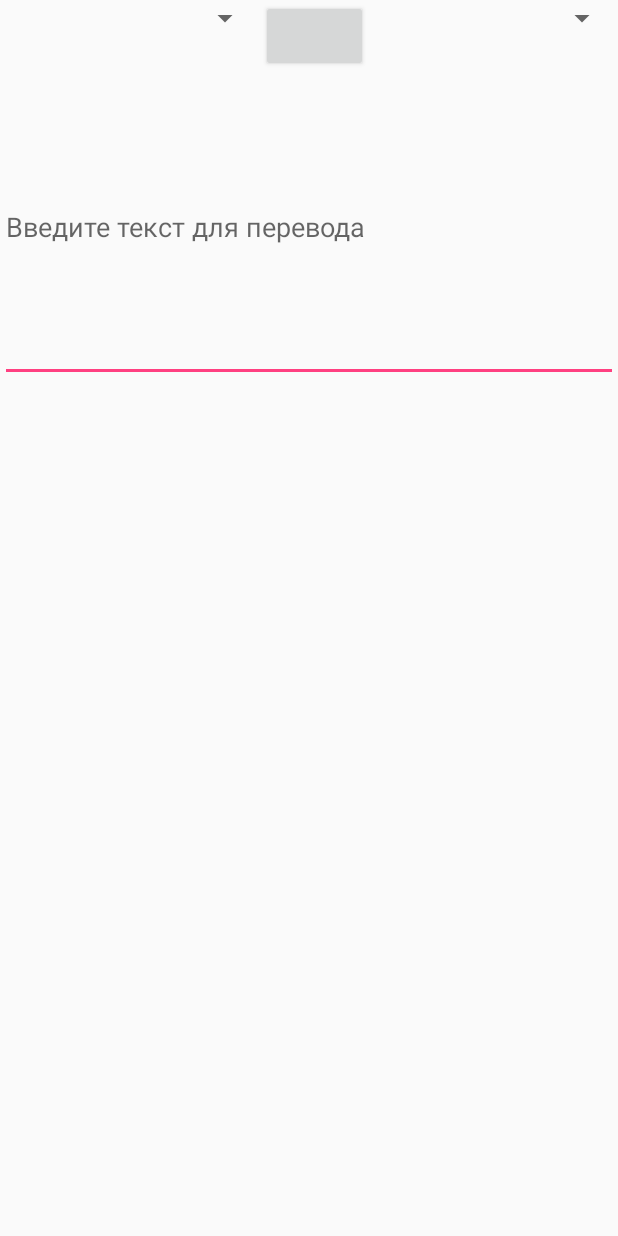
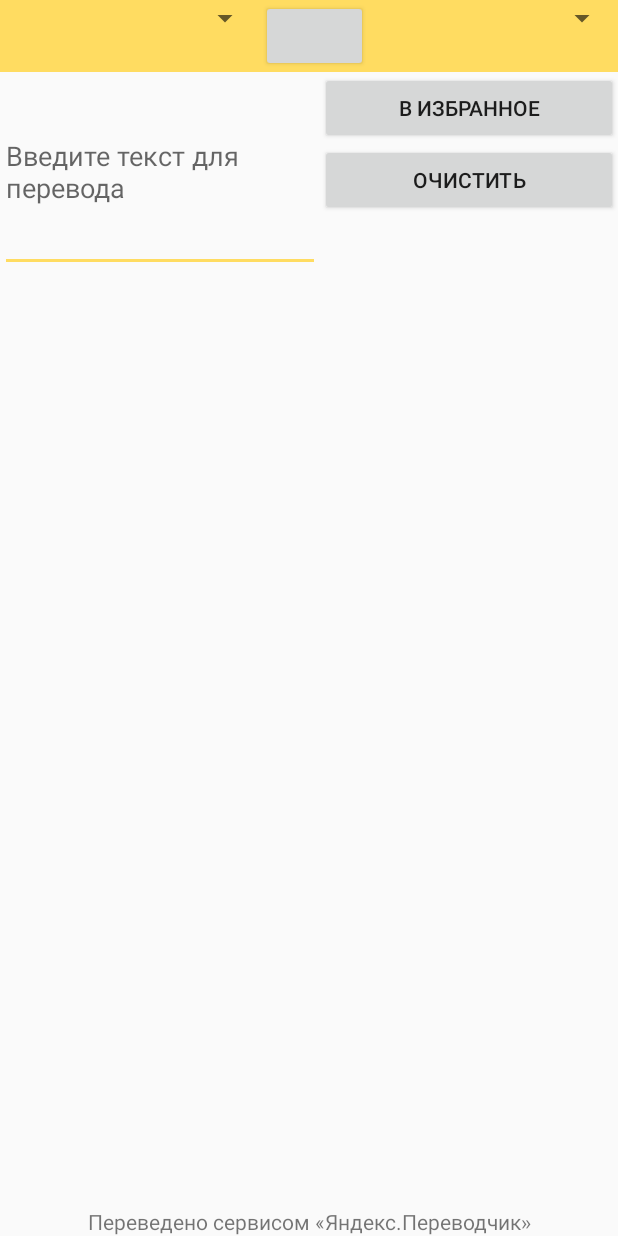
Before and after one commit to arthur-barsegyan/YaTranslator, an Android app: the layout fragment_translator.xml on its own in the app's theme, with its tools: preview values and no code run, on a phone screen of 412 x 824 dp. Run offline under Robolectric (Android 15) with nearby library versions, the phone set to English and light mode, and no system bars.

Commit message:
Added favorite traslations fragment
Also refactored the code and changed interface

```diff
--- a/app/src/main/AndroidManifest.xml
+++ b/app/src/main/AndroidManifest.xml
@@ -8,7 +8,7 @@
         android:label="@string/app_name"
         android:roundIcon="@mipmap/ic_launcher_round"
         android:supportsRtl="true"
-        android:theme="@style/AppTheme">
+        android:theme="@style/AppTheme.NoActionBar">
         <activity
             android:name=".view.MainActivity"
             android:label="@string/app_name">
--- a/app/src/main/java/ru/nsu/arturbarsegyan/yatranslator/model/Model.java
+++ b/app/src/main/java/ru/nsu/arturbarsegyan/yatranslator/model/Model.java
@@ -4,6 +4,7 @@ import java.util.ArrayList;
 import java.util.List;
 
 import ru.nsu.arturbarsegyan.yatranslator.Observable;
+import ru.nsu.arturbarsegyan.yatranslator.TranslationData;
 
 
 public interface Model extends Observable {
@@ -18,6 +19,8 @@ public interface Model extends Observable {
 
     void swapTranslationLanguages();
 
+    boolean addFavoriteTranslation(String favoriteTranslation);
+    ArrayList<TranslationData> getFavoriteTranslations();
 // Observer при обновлении должен обновлять сразу все данные или можно разделять наблюдателей по категориям?
 // В данном случае наверное проще было бы обновлять все данные в наблюдателе сразу (сразу менять данные в GUI)
 }
--- a/app/src/main/java/ru/nsu/arturbarsegyan/yatranslator/view/View.java
+++ b/app/src/main/java/ru/nsu/arturbarsegyan/yatranslator/view/View.java
@@ -12,4 +12,6 @@ public interface View {
     void setDestinationLanguage(String destination);
 
     void setPresenter(Presenter presenter);
+
+    void showSaveErrorMessage(String errorMsg);
 }
--- a/app/src/main/res/layout/fragment_translator.xml
+++ b/app/src/main/res/layout/fragment_translator.xml
@@ -14,13 +14,15 @@
         <LinearLayout
             android:layout_width="wrap_content"
             android:layout_height="wrap_content"
+            android:background="@color/defaultYandexColor"
             android:orientation="horizontal">
 
             <Spinner
                 android:id="@+id/srcLanguage"
                 android:layout_width="190dp"
                 android:layout_height="wrap_content"
-                android:layout_weight="1" />
+                android:layout_weight="1"
+                android:spinnerMode="dialog" />
 
             <Button
                 android:id="@+id/changeDirections"
@@ -30,6 +32,7 @@
 
             <Spinner
                 android:id="@+id/dstLanguage"
+                android:spinnerMode="dialog"
                 android:layout_width="183dp"
                 android:layout_height="wrap_content"
                 android:layout_weight="1" />
@@ -41,23 +44,62 @@
             android:layout_height="match_parent"
             android:orientation="vertical">
 
+            <RelativeLayout
+                android:id="@+id/mainRelativeLayout"
+                android:layout_width="match_parent"
+                android:layout_height="wrap_content"
+                android:layout_weight="0.01">
+
                 <EditText
                     android:id="@+id/userInputArea"
+                    android:layout_width="wrap_content"
+                    android:layout_height="60pt"
+                    android:layout_weight="1"
+                    android:backgroundTint="@color/defaultYandexColor"
+                    android:ems="10"
+                    android:hint="@string/translation_input_area_hint"
+                    android:imeOptions="actionSend"
+                    android:inputType="textMultiLine|textCapSentences"
+                    android:scrollbars="vertical"
+                    android:text="" />
+
+                <Button
+                    android:id="@+id/favoriteTranslation"
+                    android:layout_width="wrap_content"
+                    android:layout_height="wrap_content"
+                    android:layout_alignParentRight="true"
+                    android:layout_toRightOf="@id/userInputArea"
+                    android:text="В избранное" />
+
+                <Button
+                    android:id="@+id/clearInput"
+                    android:layout_width="wrap_content"
+                    android:layout_height="wrap_content"
+                    android:layout_alignParentRight="true"
+                    android:layout_below="@id/favoriteTranslation"
+                    android:layout_toRightOf="@id/userInputArea"
+                    android:layout_weight="1"
+                    android:text="Очистить" />
+
+                <TextView
+                    android:id="@+id/usageTextView"
                     android:layout_width="match_parent"
-                android:layout_height="91dp"
-                android:layout_weight="0.21"
-                android:ems="10"
-                android:inputType="textPersonName"
-                android:hint="@string/translation_input_area_hint"
-                android:text="" />
+                    android:layout_height="wrap_content"
+                    android:layout_alignParentBottom="true"
+                    android:text="@string/usage_text"
+                    android:textAlignment="center" />
 
                 <TextView
                     android:id="@+id/translationView"
                     android:layout_width="match_parent"
                     android:layout_height="wrap_content"
-                android:layout_weight="1"
+                    android:text=""
+                    android:layout_above="@id/usageTextView"
+                    android:layout_below="@id/userInputArea"
                     android:textIsSelectable="true"
-                android:text="" />
+                    android:textSize="30sp" />
+
+            </RelativeLayout>
 
         </LinearLayout>
 
--- a/app/src/main/res/values/colors.xml
+++ b/app/src/main/res/values/colors.xml
@@ -3,4 +3,5 @@
     <color name="colorPrimary">#3F51B5</color>
     <color name="colorPrimaryDark">#303F9F</color>
     <color name="colorAccent">#FF4081</color>
+    <color name="defaultYandexColor">#ffdc61</color>
 </resources>
--- a/app/src/main/res/values/strings.xml
+++ b/app/src/main/res/values/strings.xml
@@ -7,7 +7,8 @@
     <string name="action_settings">Settings</string>
     <string name="section_format">Hello World from section: %1$d</string>
     <string name="translation_input_area_hint">Введите текст для перевода</string>
+    <string name="usage_text">Переведено сервисом «Яндекс.Переводчик»</string>
 
     <!-- TODO: Remove or change this placeholder text -->
-    <string name="hello_blank_fragment">Hello blank fragment</string>s
+    <string name="hello_blank_fragment">Hello blank fragment</string>
 </resources>
```
Also changed, not shown: app/src/main/java/ru/nsu/arturbarsegyan/yatranslator/DBManager.java (+44 -5 lines), app/src/main/java/ru/nsu/arturbarsegyan/yatranslator/DataManager.java (+7 -2 lines), app/src/main/java/ru/nsu/arturbarsegyan/yatranslator/TranslationData.java (added, +33 -0 lines), app/src/main/java/ru/nsu/arturbarsegyan/yatranslator/model/ModelImpl.java (+15 -1 lines), app/src/main/java/ru/nsu/arturbarsegyan/yatranslator/presenter/Presenter.java (+43 -6 lines), app/src/main/java/ru/nsu/arturbarsegyan/yatranslator/view/MainActivity.java (+55 -17 lines), app/src/main/java/ru/nsu/arturbarsegyan/yatranslator/view/MyItemRecyclerViewAdapter.java (+8 -6 lines), app/src/main/java/ru/nsu/arturbarsegyan/yatranslator/view/TranslatorFragment.java (+42 -4 lines), app/src/main/java/ru/nsu/arturbarsegyan/yatranslator/view/UserActivityFragment.java (+11 -2 lines), app/src/main/res/layout/activity_main.xml (+3 -9 lines), app/src/main/res/layout/language_custom_spinner.xml (added, +10 -0 lines). Lines whose indentation alone changed are shown as unchanged.
